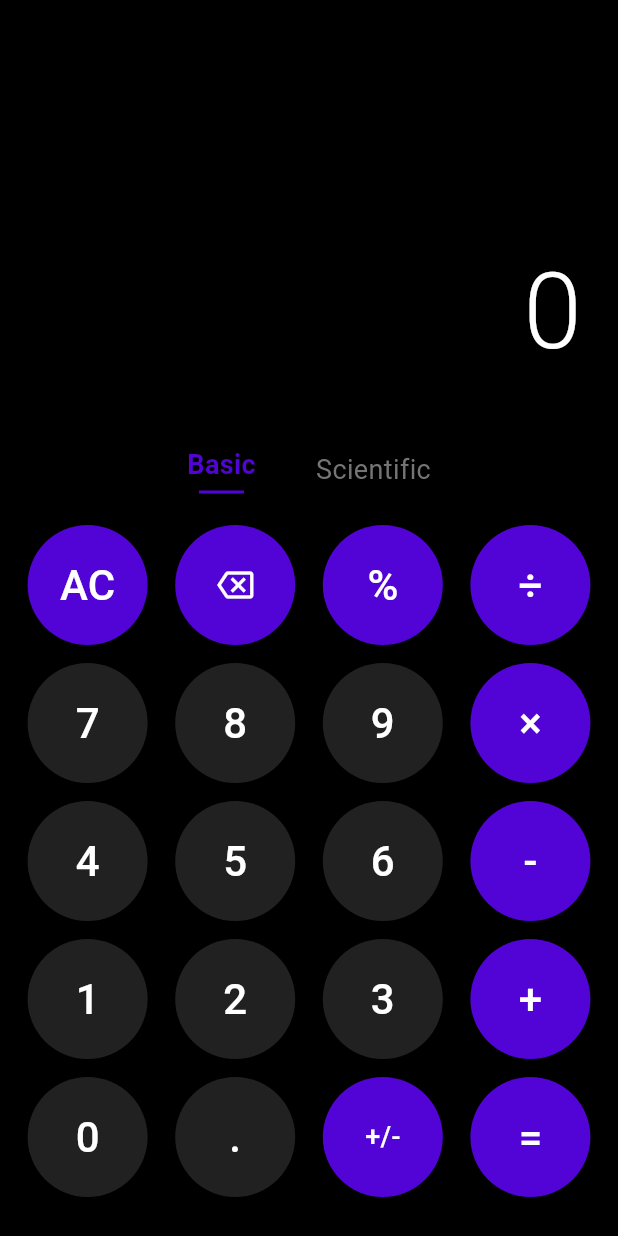
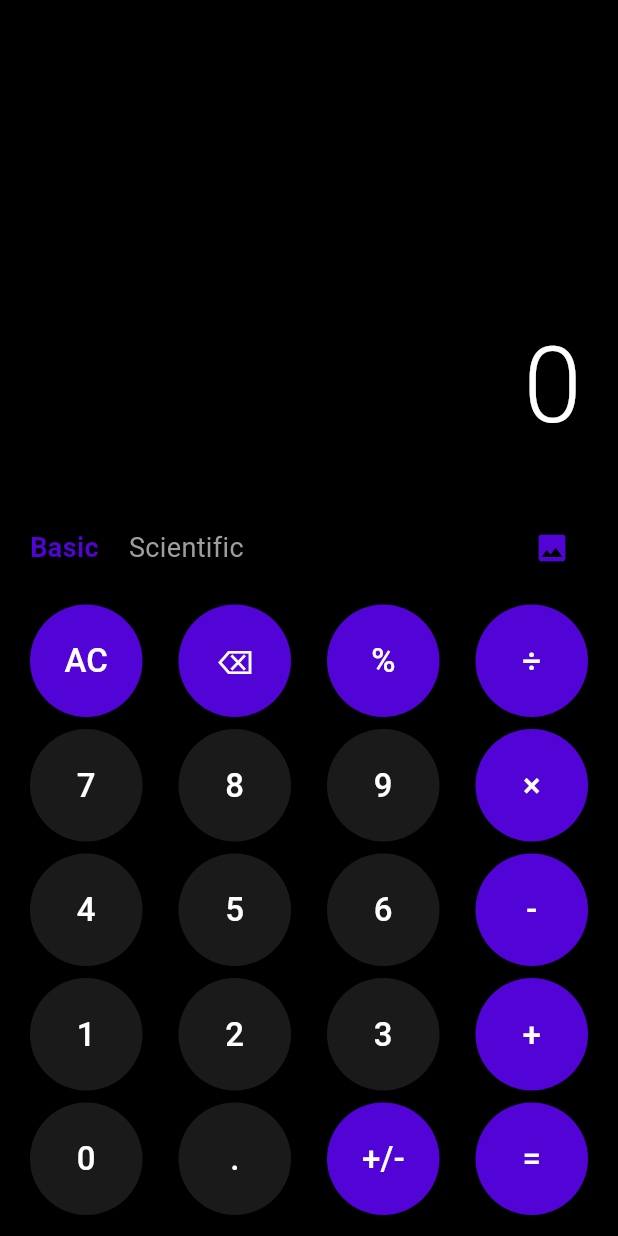
Before and after one commit to AnibalRamosdev/calculadora, a Flutter app: the screen it shows after launch, after a tap on "+/-", on a phone screen of 412 x 824 dp. Run offline on Flutter 3.47's test engine with Material 3 defaults, Android fonts, the phone set to English and light mode, and no system bars; our stand-ins replace image_picker, math_expressions.

Commit message:
Implementación de la personalicación de la calculadora

```diff
--- a/lib/calculator_screen.dart
+++ b/lib/calculator_screen.dart
@@ -1,4 +1,6 @@
 import 'package:flutter/material.dart';
+import 'package:image_picker/image_picker.dart';
+import 'dart:io';
 import 'calculator_logic.dart';
 
 class CalculadoraHome extends StatefulWidget {
@@ -11,30 +13,39 @@ class CalculadoraHome extends StatefulWidget {
 class _CalculadoraHomeState extends State<CalculadoraHome> {
   String _pantalla = "0";
   String _modoActual = "Basic";
+  File? _imagenFondo;
+  final ImagePicker _picker = ImagePicker();
+
+  Future<void> _seleccionarImagen() async {
+    try {
+      final XFile? imagenSeleccionada = await _picker.pickImage(source: ImageSource.gallery);
+      if (imagenSeleccionada != null) {
+        setState(() {
+          _imagenFondo = File(imagenSeleccionada.path);
+        });
+      }
+    } catch (e) {
+      print("Error al seleccionar imagen: $e");
+    }
+  }
 
   void _presionarBoton(String texto) {
     setState(() {
       if (texto == "AC") {
         _pantalla = "0";
-      }
-      else if (texto == "⌫") {
+      } else if (texto == "⌫") {
         _pantalla = (_pantalla.length > 1) ? _pantalla.substring(0, _pantalla.length - 1) : "0";
-      }
-      else if (texto == "=") {
+      } else if (texto == "=") {
         _pantalla = CalculatorLogic.calcular(_pantalla);
-      }
-      else if (texto == "+/-") {
+      } else if (texto == "DEG" || texto == "RAD") {
+        CalculatorLogic.esGrados = !CalculatorLogic.esGrados;
+      } else if (["sin", "cos", "tan", "log"].contains(texto)) {
+        _pantalla = (_pantalla == "0") ? "$texto(" : _pantalla + "$texto(";
+      } else if (texto == "+/-") {
         if (_pantalla != "0" && _pantalla != "Error") {
           _pantalla = _pantalla.startsWith("-") ? _pantalla.substring(1) : "-$_pantalla";
         }
-      }
-      else if (texto == "DEG" || texto == "RAD") {
-        CalculatorLogic.esGrados = !CalculatorLogic.esGrados;
-      }
-      else if (["sin", "cos", "tan", "log"].contains(texto)) {
-        _pantalla = (_pantalla == "0") ? "$texto(" : _pantalla + "$texto(";
-      }
-      else {
+      } else {
         if (_pantalla == "0" || _pantalla == "Error") {
           _pantalla = texto;
         } else {
@@ -48,58 +59,72 @@ class _CalculadoraHomeState extends State<CalculadoraHome> {
   Widget build(BuildContext context) {
     return Scaffold(
       backgroundColor: Colors.black,
-      body: SafeArea(
+      body: Stack(
+        children: [
+          if (_imagenFondo != null)
+            Positioned.fill(
+              child: Image.file(
+                _imagenFondo!,
+                fit: BoxFit.cover,
+                color: Colors.black.withOpacity(0.4),
+                colorBlendMode: BlendMode.darken,
+              ),
+            ),
+          SafeArea(
             child: Column(
               children: [
-            // Pantalla
                 Expanded(
                   child: Container(
                     alignment: Alignment.bottomRight,
                     padding: const EdgeInsets.all(24),
-                child: SingleChildScrollView(
-                  reverse: true,
-                  scrollDirection: Axis.horizontal,
                     child: Text(
                       _pantalla,
                       style: const TextStyle(fontSize: 70, color: Colors.white, fontWeight: FontWeight.w300),
                     ),
                   ),
                 ),
-            ),
-
-            // Selector de Modo
                 Padding(
-              padding: const EdgeInsets.symmetric(vertical: 15),
+                  padding: const EdgeInsets.symmetric(horizontal: 20, vertical: 10),
                   child: Row(
-                mainAxisAlignment: MainAxisAlignment.center,
+                    mainAxisAlignment: MainAxisAlignment.spaceBetween,
+                    children: [
+                      Row(
                         children: [
                           _botonCambioModo("Basic"),
-                  const SizedBox(width: 40),
+                          const SizedBox(width: 20),
                           _botonCambioModo("Scientific"),
                         ],
                       ),
+                      IconButton(
+                        icon: const Icon(Icons.image, color: Color(0xFF5203D5)),
+                        onPressed: _seleccionarImagen,
+                      )
+                    ],
                   ),
+                ),
+                _construirTeclado(),
+              ],
+            ),
+          ),
+        ],
+      ),
+    );
+  }
 
-            // Teclado
-            Column(
+  Widget _construirTeclado() {
+    return Column(
       children: [
         if (_modoActual == "Scientific") ...[
           _crearFila([CalculatorLogic.esGrados ? "DEG" : "RAD", "(", ")", "log"]),
           _crearFila(["sin", "cos", "tan", "÷"]),
         ],
-                if (_modoActual == "Basic")
-                  _crearFila(["AC", "⌫", "%", "÷"]),
-
+        if (_modoActual == "Basic") _crearFila(["AC", "⌫", "%", "÷"]),
         _crearFila(["7", "8", "9", "×"]),
         _crearFila(["4", "5", "6", "-"]),
         _crearFila(["1", "2", "3", "+"]),
         _crearFila(["0", ".", "+/-", "="]),
-                const SizedBox(height: 20),
+        const SizedBox(height: 10),
       ],
-            ),
-          ],
-        ),
-      ),
     );
   }
 
@@ -107,47 +132,39 @@ class _CalculadoraHomeState extends State<CalculadoraHome> {
     bool seleccionado = _modoActual == nombre;
     return GestureDetector(
       onTap: () => setState(() => _modoActual = nombre),
-      child: Column(
-        children: [
-          Text(nombre, style: TextStyle(fontSize: 18, color: seleccionado ? const Color(0xFF5203D5) : Colors.grey[600], fontWeight: seleccionado ? FontWeight.bold : FontWeight.normal)),
-          if (seleccionado) Container(margin: const EdgeInsets.only(top: 4), height: 2, width: 30, color: const Color(0xFF5203D5)),
-        ],
+      child: Text(
+        nombre,
+        style: TextStyle(
+          fontSize: 18,
+          color: seleccionado ? const Color(0xFF5203D5) : Colors.grey,
+          fontWeight: seleccionado ? FontWeight.bold : FontWeight.normal,
+        ),
       ),
     );
   }
 
   Widget _crearFila(List<String> botones) {
-    return Padding(
-      padding: const EdgeInsets.symmetric(vertical: 6),
-      child: Row(
+    return Row(
       mainAxisAlignment: MainAxisAlignment.spaceEvenly,
-          children: botones.map((texto) => _botonPersonalizado(texto)).toList()
-      ),
+      children: botones.map((texto) => _botonPersonalizado(texto)).toList(),
     );
   }
 
   Widget _botonPersonalizado(String texto) {
-    Color colorFondo = const Color(0xFF212121);
-    // Color morado para botones de acción
-    if ("AC%÷×-+=⌫()".contains(texto) || texto == "+/-" || texto == "DEG" || texto == "RAD") {
-      colorFondo = const Color(0xFF5203D5);
-    } else if ("sin cos tan log".contains(texto)) {
-      colorFondo = const Color(0xFF1A1A1A);
-    }
-
-    return SizedBox(
-      width: 80, height: 80,
+    return Container(
+      margin: const EdgeInsets.all(4),
+      width: 75,
+      height: 75,
       child: ElevatedButton(
         style: ElevatedButton.styleFrom(
-          backgroundColor: colorFondo,
+          backgroundColor: "AC%÷×-+=⌫()DEG RAD".contains(texto) || texto == "+/-"
+              ? const Color(0xFF5203D5)
+              : const Color(0xFF212121).withOpacity(0.8),
           shape: const CircleBorder(),
-          elevation: 0,
           padding: EdgeInsets.zero,
         ),
         onPressed: () => _presionarBoton(texto),
-        child: texto == "⌫"
-            ? const Icon(Icons.backspace_outlined, color: Colors.white, size: 24)
-            : Text(texto, style: TextStyle(fontSize: texto.length > 2 ? 18 : 28, color: Colors.white)),
+        child: Text(texto, style: const TextStyle(fontSize: 22, color: Colors.white)),
       ),
     );
   }
```
Also changed, not shown: pubspec.yaml (+7 -73 lines), pubspec.lock, 6 other files. Lines whose indentation alone changed are shown as unchanged.
